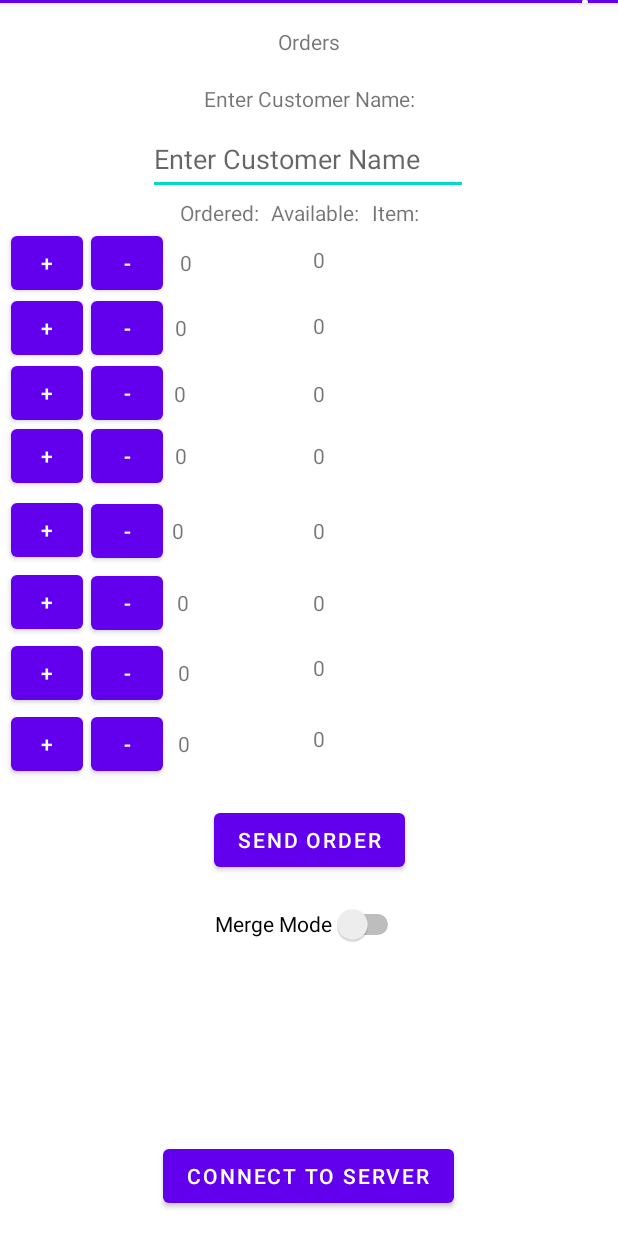
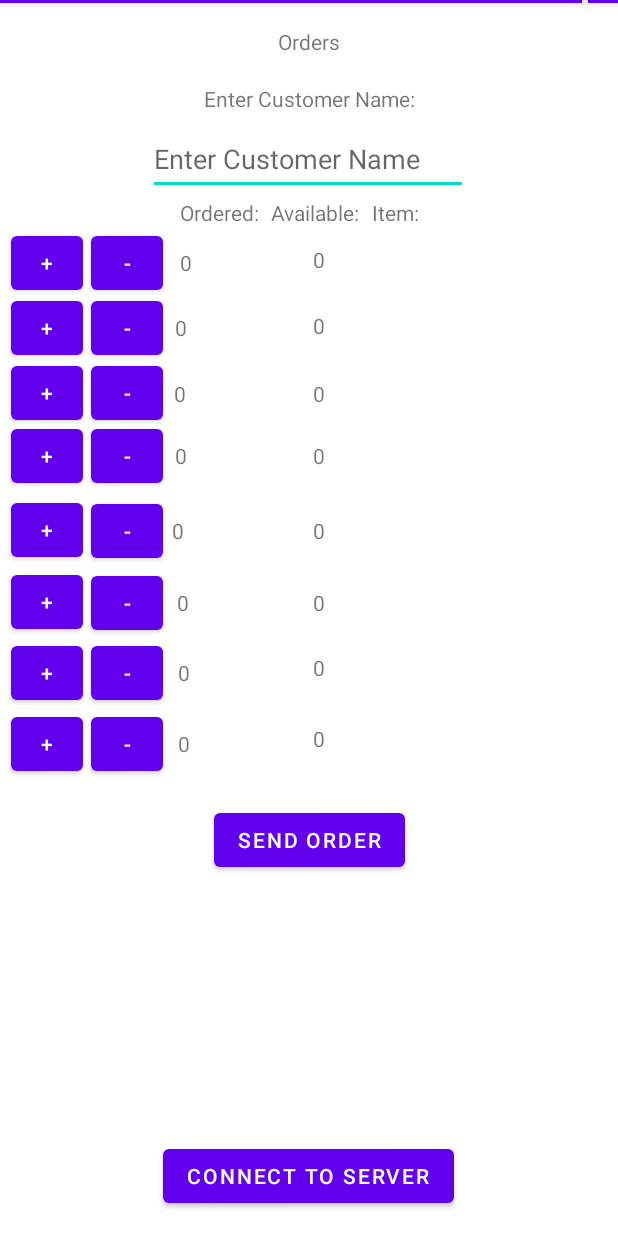
Before and after one commit to Person-in-existence/Order-App-Waiter, an Android app: the screen it shows after launch (MainActivity), on a phone screen of 412 x 824 dp. Run offline under Robolectric (Android 15) with nearby library versions, the light colour scheme and no system bars; our stand-ins replace navigation-ui; 16 statements that could not run were skipped.

Commit message:
Hidden Merge mode switch
Merge mode switch in the first fragment is now hidden, as its functionality is not being used.

```diff
--- a/app/src/main/res/layout/fragment_first.xml
+++ b/app/src/main/res/layout/fragment_first.xml
@@ -4,6 +4,7 @@
     xmlns:tools="http://schemas.android.com/tools"
     android:layout_width="match_parent"
     android:layout_height="match_parent"
+    android:visibility="visible"
     tools:context=".FirstFragment">
 
     <Button
@@ -445,6 +446,7 @@
         android:layout_marginTop="8dp"
         android:minHeight="48dp"
         android:text="Merge Mode"
+        android:visibility="invisible"
         app:layout_constraintEnd_toEndOf="parent"
         app:layout_constraintHorizontal_bias="0.5"
         app:layout_constraintStart_toStartOf="parent"
```
